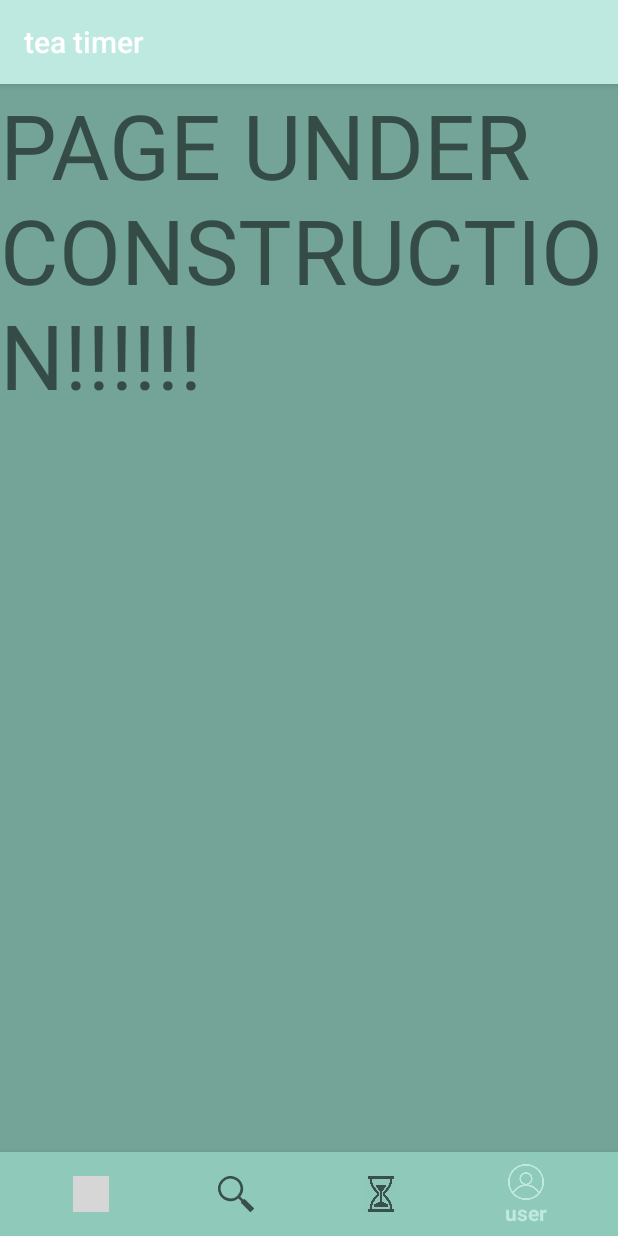
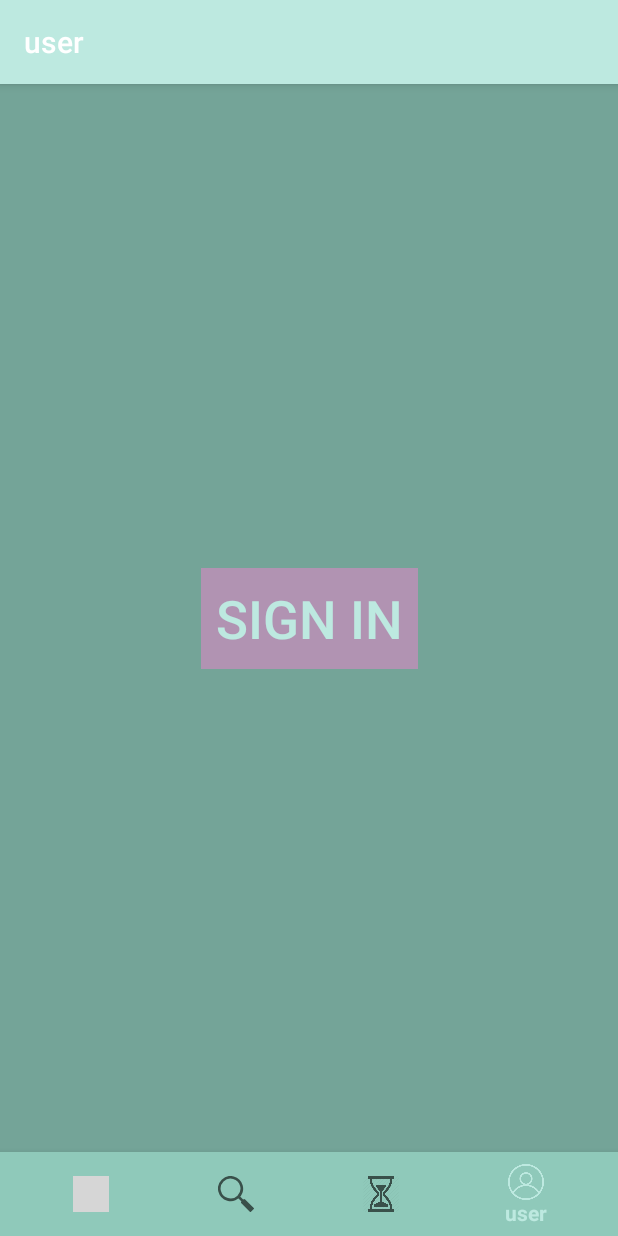
Before and after one commit to williamxyshi/TeaBuddy, an Android app: the MainActivity screen opened directly, with no data from a screen before it, item 4 of the bottom bar chosen, on a phone screen of 412 x 824 dp. Run offline under Robolectric (Android 15) with nearby library versions, the phone set to English and light mode, and no system bars; our stand-ins replace Firebase (no records; nobody signed in at launch, a user with empty details on screens opened directly); libraries missing offline, so code that uses them is left out: com.firebase.ui, io.opencensus.stats, io.realm; pictures from the network do not load; 3 statements that could not run were skipped; grey boxes are pictures that could not be loaded.

Commit message:
added user authentication with google and email/password - looking into facebook and twitter next

```diff
--- a/app/build.gradle
+++ b/app/build.gradle
@@ -49,6 +49,9 @@ dependencies {
     //firebase stuff
     implementation 'com.google.firebase:firebase-analytics:17.2.0'
     implementation 'com.google.firebase:firebase-firestore-ktx:21.3.0'
+    implementation 'com.google.firebase:firebase-auth:19.2.0'
+    implementation 'com.firebaseui:firebase-ui-auth:4.3.1'
+    implementation 'com.facebook.android:facebook-android-sdk:5.0.0'
 }
 
 apply plugin: 'com.google.gms.google-services'
--- a/app/src/main/java/com/willjane/teabuddy/fragments/UserFragment.kt
+++ b/app/src/main/java/com/willjane/teabuddy/fragments/UserFragment.kt
@@ -1,17 +1,26 @@
 package com.willjane.teabuddy.fragments
 
 import android.os.Bundle
+import android.util.Log
 import android.view.LayoutInflater
 import android.view.View
 import android.view.ViewGroup
+import android.widget.Button
 import androidx.fragment.app.Fragment
+import androidx.lifecycle.ViewModelProviders
 import androidx.recyclerview.widget.GridLayoutManager
 import androidx.recyclerview.widget.LinearLayoutManager
 import androidx.recyclerview.widget.RecyclerView
+import com.willjane.teabuddy.MainActivity
 import com.willjane.teabuddy.R
 import com.willjane.teabuddy.adapters.TeaListAdapter
+import com.willjane.teabuddy.viewmodels.MainActivityViewModel
 
 class UserFragment: Fragment() {
+
+    private lateinit var  signInButton: Button
+    private lateinit var  vm: MainActivityViewModel
+
     override fun onCreateView(
         inflater: LayoutInflater,
         container: ViewGroup?,
@@ -19,6 +28,17 @@ class UserFragment: Fragment() {
     ): View? {
         val rootView = inflater.inflate(R.layout.fragment_user, container, false) as ViewGroup
 
+        setUpVM()
+        signInButton = rootView.findViewById(R.id.signInButton)
+        signInButton.setOnClickListener {
+                vm.launchLoginActivity.value = true
+        }
+
         return rootView
     }
+    private fun setUpVM() {
+        Log.d(MainActivity.TAG, "setting up VM")
+        vm = ViewModelProviders.of(activity!!).get(MainActivityViewModel::class.java)
+        vm.currentActionPage.value = MainActivityViewModel.USER_PAGE
+    }
 }
--- a/app/src/main/java/com/willjane/teabuddy/viewmodels/MainActivityViewModel.kt
+++ b/app/src/main/java/com/willjane/teabuddy/viewmodels/MainActivityViewModel.kt
@@ -26,6 +26,7 @@ class MainActivityViewModel(application: Application): AndroidViewModel(applicat
 
 
     var teaListUpdated : MutableLiveData<Boolean> = MutableLiveData(false)
+    var launchLoginActivity : MutableLiveData<Boolean> = MutableLiveData(false)
 
     val currentTea : MutableLiveData<Tea> = MutableLiveData()
 
@@ -42,6 +43,7 @@ class MainActivityViewModel(application: Application): AndroidViewModel(applicat
         const val ENCYCLOPEDIA_PAGE = 1
         const val TEA_TIMER = 2
         const val TEA_INFO_PAGE = 3
+        const val USER_PAGE = 4
     }
 
 
--- a/app/src/main/res/layout/fragment_user.xml
+++ b/app/src/main/res/layout/fragment_user.xml
@@ -7,10 +7,23 @@
     android:layout_height="match_parent"
     android:background="@color/backgroundColor">
 
-<TextView
-    android:layout_width="wrap_content"
-    android:layout_height="wrap_content"
-    android:text="PAGE UNDER CONSTRUCTION!!!!!!"
-    android:textSize="60dp"/>
+    <androidx.constraintlayout.widget.ConstraintLayout
+        android:layout_width="wrap_content"
+        android:layout_height="wrap_content"
+        app:layout_constraintEnd_toEndOf="parent"
+        app:layout_constraintStart_toStartOf="parent"
+        app:layout_constraintBottom_toBottomOf="parent"
+        app:layout_constraintTop_toTopOf="parent"
+        android:background="@drawable/rounded_button_green">
+            <Button
+                android:id="@+id/signInButton"
+                android:layout_width="wrap_content"
+                android:layout_height="wrap_content"
+                android:background="@color/purple"
+                android:textColor="@color/green"
+                android:padding="10dp"
+                android:text="Sign In"
+                android:textSize="35sp"/>
+    </androidx.constraintlayout.widget.ConstraintLayout>
 
 </androidx.constraintlayout.widget.ConstraintLayout>
```
Also changed, not shown: app/src/main/java/com/willjane/teabuddy/MainActivity.kt (+52 -0 lines).
